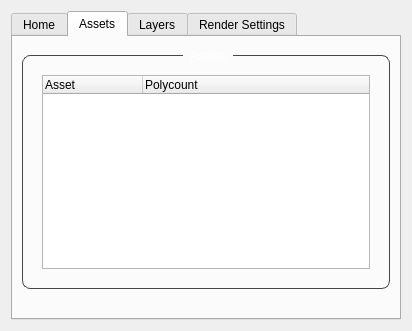
Before: the Qt Designer form 01_app/dev/UI/turntable_UI.ui in kaanyilmaz99/YFX_Lookdev_Tool, drawn with Qt 5.
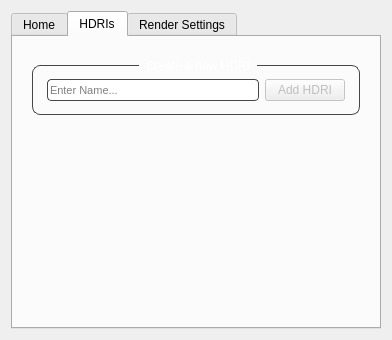
After: the same form once the commit is applied. The open tabs and pages were chosen to show the change. Icons and pictures are not drawn.

```diff
--- a/01_app/dev/UI/turntable_UI.ui
+++ b/01_app/dev/UI/turntable_UI.ui
@@ -6,8 +6,8 @@
    <rect>
     <x>0</x>
     <y>0</y>
-    <width>412</width>
-    <height>320</height>
+    <width>392</width>
+    <height>340</height>
    </rect>
   </property>
   <property name="maximumSize">
@@ -345,102 +345,12 @@
        </item>
       </layout>
      </widget>
-     <widget class="QWidget" name="tab_assets">
-      <attribute name="title">
-       <string>Assets</string>
-      </attribute>
-      <layout class="QVBoxLayout" name="verticalLayout_14">
-       <item>
-        <layout class="QVBoxLayout" name="verticalLayout_13">
-         <item>
-          <widget class="QGroupBox" name="gBox_assets">
-           <property name="styleSheet">
-            <string notr="true">QGroupBox{
-	border: 1px solid rgb(70, 70, 70);
-    border-radius: 8px;
-	margin-top: 9px;
-}
-
-QGroupBox:title{
-	color: white;
-	subcontrol-position: top center;
-	padding: 0 5px;
-	margin-top: -12px;
-}
-
-QGroupBox:title:disabled{
-	color: gray;
-	subcontrol-position: top center;
-	padding: 0 5px;
-	margin-top: -12px;
-}</string>
-           </property>
-           <property name="title">
-            <string>Assets</string>
-           </property>
-           <layout class="QHBoxLayout" name="horizontalLayout_8">
-            <property name="topMargin">
-             <number>13</number>
-            </property>
-            <property name="bottomMargin">
-             <number>13</number>
-            </property>
-            <item>
-             <layout class="QHBoxLayout" name="horizontalLayout_7">
-              <property name="leftMargin">
-               <number>10</number>
-              </property>
-              <property name="topMargin">
-               <number>6</number>
-              </property>
-              <property name="rightMargin">
-               <number>10</number>
-              </property>
-              <property name="bottomMargin">
-               <number>6</number>
-              </property>
-              <item>
-               <widget class="QTreeWidget" name="tree_objects">
-                <column>
-                 <property name="text">
-                  <string>Asset</string>
-                 </property>
-                </column>
-                <column>
-                 <property name="text">
-                  <string>Polycount</string>
-                 </property>
-                </column>
-               </widget>
-              </item>
-             </layout>
-            </item>
-           </layout>
-          </widget>
-         </item>
-         <item>
-          <spacer name="horizontalSpacer_4">
-           <property name="orientation">
-            <enum>Qt::Horizontal</enum>
-           </property>
-           <property name="sizeHint" stdset="0">
-            <size>
-             <width>40</width>
-             <height>20</height>
-            </size>
-           </property>
-          </spacer>
-         </item>
-        </layout>
-       </item>
-      </layout>
-     </widget>
      <widget class="QWidget" name="tab_layer">
       <property name="enabled">
        <bool>true</bool>
       </property>
       <attribute name="title">
-       <string>Layers</string>
+       <string>HDRIs</string>
       </attribute>
       <layout class="QVBoxLayout" name="verticalLayout_3">
        <property name="sizeConstraint">
@@ -490,7 +400,7 @@
 }</string>
            </property>
            <property name="title">
-            <string>Create new Layer</string>
+            <string>Create a new HDRI</string>
            </property>
            <layout class="QHBoxLayout" name="horizontalLayout_2">
             <property name="topMargin">
@@ -502,25 +412,37 @@
             <item>
              <layout class="QHBoxLayout" name="horizontalLayout">
               <property name="leftMargin">
-               <number>10</number>
+               <number>5</number>
+              </property>
+              <property name="topMargin">
+               <number>0</number>
               </property>
               <property name="rightMargin">
-               <number>10</number>
+               <number>5</number>
+              </property>
+              <property name="bottomMargin">
+               <number>0</number>
               </property>
               <item>
                <widget class="QLineEdit" name="new_name_layer">
                 <property name="sizePolicy">
-                 <sizepolicy hsizetype="Expanding" vsizetype="Fixed">
+                 <sizepolicy hsizetype="Expanding" vsizetype="Expanding">
                   <horstretch>0</horstretch>
                   <verstretch>0</verstretch>
                  </sizepolicy>
                 </property>
-                <property name="maximumSize">
+                <property name="minimumSize">
                  <size>
-                  <width>16777215</width>
+                  <width>0</width>
                   <height>20</height>
                  </size>
                 </property>
+                <property name="maximumSize">
+                 <size>
+                  <width>16777215</width>
+                  <height>25</height>
+                 </size>
+                </property>
                 <property name="font">
                  <font>
                   <pointsize>8</pointsize>
@@ -554,8 +476,14 @@
                   <height>0</height>
                  </size>
                 </property>
+                <property name="maximumSize">
+                 <size>
+                  <width>120</width>
+                  <height>30</height>
+                 </size>
+                </property>
                 <property name="text">
-                 <string>Add Layer</string>
+                 <string>Add HDRI</string>
                 </property>
                 <property name="checkable">
                  <bool>false</bool>
```
Left out of the diff: 17 changed lines with no effect on the pictures.
